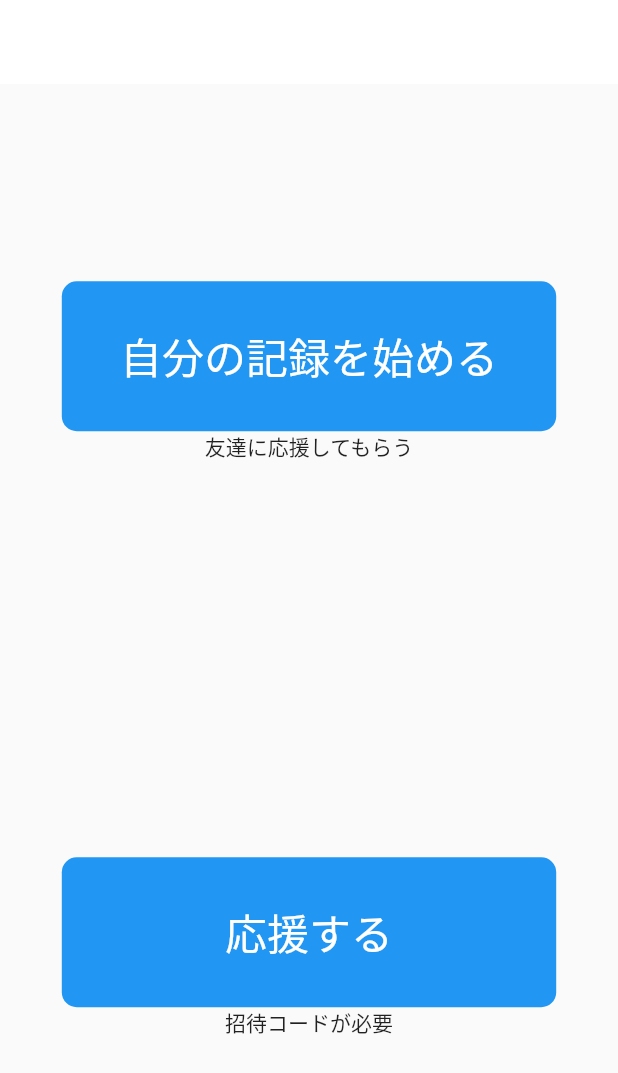
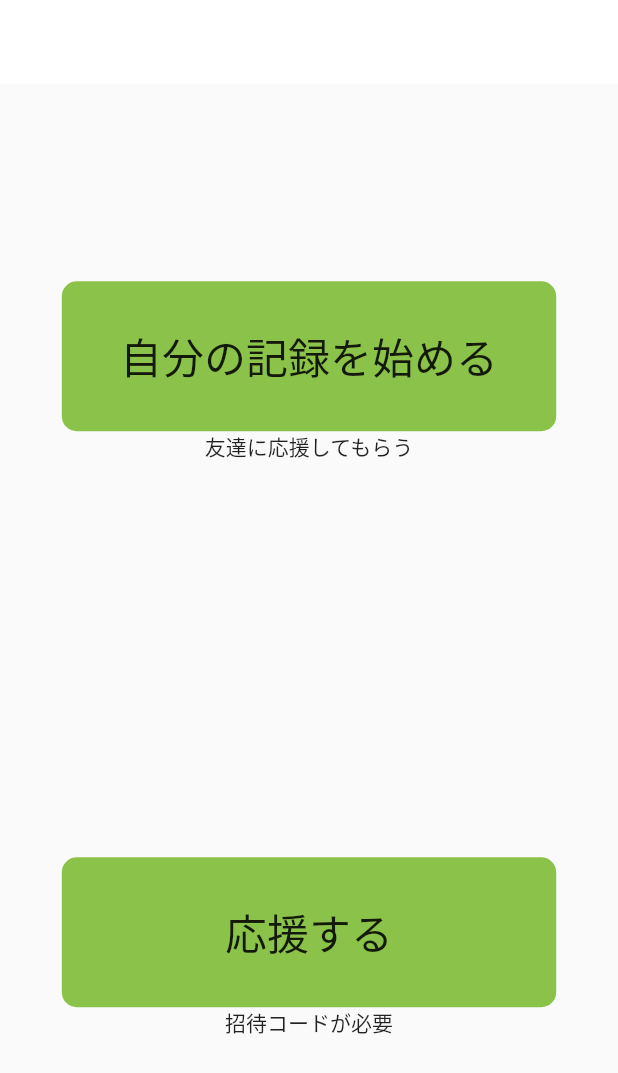
Before and after one commit to y0303noki/YellApp, a Flutter app: the screen it shows after launch, on a phone screen of 412 x 824 dp. Shown: the top 1073 px of the screen. Run offline on Flutter 3.47's test engine with Material 2 defaults, Android fonts, the light colour scheme and no system bars; our stand-ins replace bubble, cloud_firestore, firebase_auth, firebase_core, flutter_hooks, hooks_riverpod and 2 more; missing offline and left inert: dart:ffi; accounts and stored records are empty; network calls fail.

Commit message:
カラーをちょっとへんこう

```diff
--- a/lib/components/widget/button_widget.dart
+++ b/lib/components/widget/button_widget.dart
@@ -1,4 +1,5 @@
 import 'package:flutter/material.dart';
+import 'package:yell_app/components/widget/common_widget.dart';
 import 'package:yell_app/components/widget/text_widget.dart';
 
 class ButtonWidget {
@@ -12,7 +13,7 @@ class ButtonWidget {
       height: 100,
       width: deviceWidth * 0.8,
       decoration: BoxDecoration(
-        color: Colors.blue,
+        color: CommonWidget.defaultButtonColor(),
         borderRadius: BorderRadius.circular(10),
       ),
       child: Center(child: TextWidget.mainButtonText('自分の記録を始める')),
@@ -25,7 +26,7 @@ class ButtonWidget {
       height: 100,
       width: deviceWidth * 0.8,
       decoration: BoxDecoration(
-        color: Colors.blue,
+        color: CommonWidget.defaultButtonColor(),
         borderRadius: BorderRadius.circular(10),
       ),
       child: Center(
@@ -40,7 +41,7 @@ class ButtonWidget {
       height: 100,
       width: deviceWidth * 0.8,
       decoration: BoxDecoration(
-        color: Colors.blue,
+        color: CommonWidget.defaultButtonColor(),
         borderRadius: BorderRadius.circular(10),
       ),
       child: Center(
@@ -55,11 +56,11 @@ class ButtonWidget {
       height: 100,
       width: deviceWidth * 0.8,
       decoration: BoxDecoration(
-        color: Colors.grey,
+        color: Colors.grey[300],
         borderRadius: BorderRadius.circular(10),
       ),
       child: Center(
-        child: TextWidget.mainButtonText('達成ずみ'),
+        child: TextWidget.mainButtonText('達成'),
       ),
     );
   }
--- a/lib/components/widget/common_widget.dart
+++ b/lib/components/widget/common_widget.dart
@@ -36,6 +36,11 @@ class CommonWidget {
     return (deviceWidth - 20) / 2 - 10;
   }
 
+  /// ボタンの基本色
+  static Color defaultButtonColor() {
+    return Colors.lightGreen;
+  }
+
   static Decoration defaultDescriptionDecoration() {
     return BoxDecoration(
       color: Colors.grey.withOpacity(0.2),
--- a/lib/components/widget/text_widget.dart
+++ b/lib/components/widget/text_widget.dart
@@ -6,7 +6,6 @@ class TextWidget {
       text,
       style: const TextStyle(
         fontSize: 28,
-        color: Colors.white,
       ),
     );
   }
--- a/lib/main.dart
+++ b/lib/main.dart
@@ -13,6 +13,7 @@ Future<void> main() async {
     ProviderScope(
       child: MaterialApp(
         home: LoginCheckPage(),
+        theme: ThemeData(primaryColor: Colors.blueGrey),
       ),
     ),
   );
```
